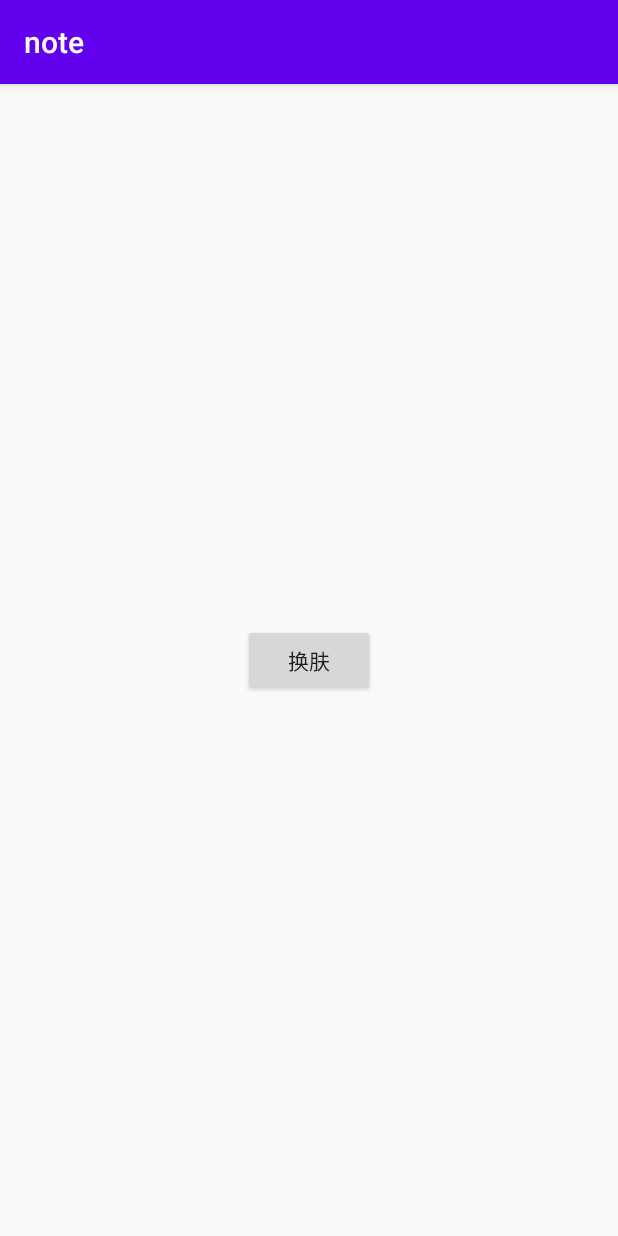
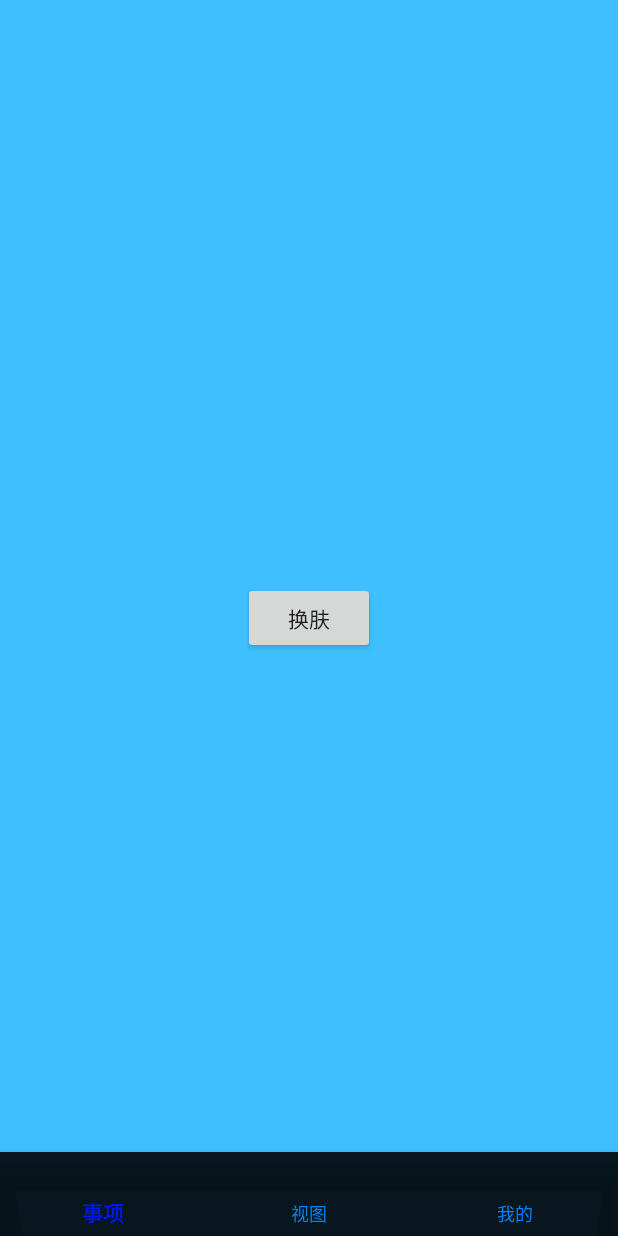
Before and after one commit to wyyzxml2120/note, an Android app: the screen it shows after launch (MainActivity), on a phone screen of 412 x 824 dp. Run offline under Robolectric (Android 15) with nearby library versions, the phone set to English and light mode, and no system bars.

Commit message:
bottomNavigation的完善

```diff
--- /dev/null
+++ b/app/src/main/res/drawable/icon_bottom_matter.xml
@@ -0,0 +1,4 @@
+<?xml version="1.0" encoding="utf-8"?>
+<selector xmlns:android="http://schemas.android.com/apk/res/android">
+
+</selector>
--- a/app/src/main/res/layout/activity_main.xml
+++ b/app/src/main/res/layout/activity_main.xml
@@ -4,6 +4,7 @@
     xmlns:tools="http://schemas.android.com/tools"
     android:layout_width="match_parent"
     android:layout_height="match_parent"
+    android:background="#3FBFFE"
     tools:context=".MainActivity">
 
     <Button
@@ -15,13 +16,14 @@
         app:layout_constraintRight_toRightOf="parent"
         app:layout_constraintTop_toTopOf="parent" />
 
-<!--    <com.google.android.material.bottomnavigation.BottomNavigationView-->
-<!--        android:layout_width="match_parent"-->
-<!--        android:layout_height="wrap_content"-->
-<!--        app:itemTextColor="@drawable/main_bottom_navigation"-->
-<!--        app:itemIconTint="@drawable/main_bottom_navigation"-->
-<!--        app:menu="@menu/bottom_navigation"-->
-<!--        app:layout_constraintBottom_toBottomOf="parent"-->
-<!--        app:layout_constraintStart_toStartOf="parent"/>-->
+    <com.google.android.material.bottomnavigation.BottomNavigationView
+        android:layout_width="match_parent"
+        android:layout_height="wrap_content"
+        android:background="#e0000000"
+        app:itemTextColor="@drawable/main_bottom_navigation"
+        app:itemIconTint="@drawable/main_bottom_navigation"
+        app:menu="@menu/bottom_navigation"
+        app:layout_constraintBottom_toBottomOf="parent"
+        app:layout_constraintStart_toStartOf="parent"/>
 
 </androidx.constraintlayout.widget.ConstraintLayout>
--- a/app/src/main/res/menu/bottom_navigation.xml
+++ b/app/src/main/res/menu/bottom_navigation.xml
@@ -1,15 +1,15 @@
 <?xml version="1.0" encoding="utf-8"?>
 <menu xmlns:android="http://schemas.android.com/apk/res/android">
     <item
-        android:id="@+id/main_wallpaper"
-        android:icon="@drawable/ic_wallpaper"
-        android:title="@string/main_wallpaper" />
+        android:id="@+id/bottom_matter"
+        android:icon="@drawable/icon_bottom_matter"
+        android:title="@string/bottom_matter" />
     <item
-        android:id="@+id/main_music"
-        android:icon="@drawable/ic_music"
-        android:title="@string/main_music" />
+        android:id="@+id/bottom_view"
+        android:icon="@drawable/icon_bottom_matter"
+        android:title="@string/bottom_view" />
     <item
-        android:id="@+id/main_my"
-        android:icon="@drawable/ic_user"
-        android:title="@string/main_user" />
+        android:id="@+id/bottom_mine"
+        android:icon="@drawable/icon_bottom_matter"
+        android:title="@string/bottom_mine" />
 </menu>
--- a/app/src/main/res/values/strings.xml
+++ b/app/src/main/res/values/strings.xml
@@ -1,3 +1,7 @@
 <resources>
     <string name="app_name">note</string>
+
+    <string name="bottom_matter">事项</string>
+    <string name="bottom_view">视图</string>
+    <string name="bottom_mine">我的</string>
 </resources>
--- a/app/src/main/res/values/styles.xml
+++ b/app/src/main/res/values/styles.xml
@@ -1,10 +1,18 @@
 <resources>
     <!-- Base application theme. -->
-    <style name="AppTheme" parent="Theme.AppCompat.Light.DarkActionBar">
-        <!-- Customize your theme here. -->
+<!--    <style name="AppTheme" parent="Theme.AppCompat.Light.DarkActionBar">-->
+<!--        &lt;!&ndash; Customize your theme here. &ndash;&gt;-->
+<!--        <item name="colorPrimary">@color/colorPrimary</item>-->
+<!--        <item name="colorPrimaryDark">@color/colorPrimaryDark</item>-->
+<!--        <item name="colorAccent">@color/colorAccent</item>-->
+<!--    </style>-->
+
+    <style name="AppTheme" parent="Theme.AppCompat.Light.NoActionBar">
+        <item name="android:windowTranslucentStatus">true</item>
         <item name="colorPrimary">@color/colorPrimary</item>
         <item name="colorPrimaryDark">@color/colorPrimaryDark</item>
         <item name="colorAccent">@color/colorAccent</item>
+
     </style>
 
 </resources>
```
